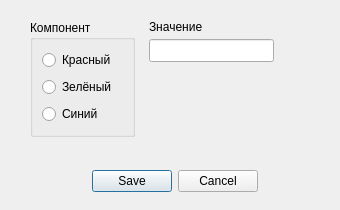
The window that labsC/cw2_V9/forms/changergbfilterform.ui (Jengle88/labs_etu) describes before a commit, drawn with Qt 5.
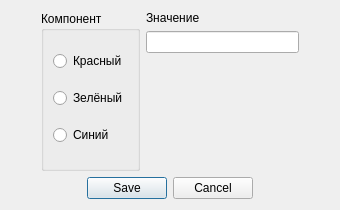
The same window after the commit.

Commit message: cw2: global refactoring, add layout, add comments

The edit to the form file:
```diff
--- a/labsC/cw2_V9/forms/changergbfilterform.ui
+++ b/labsC/cw2_V9/forms/changergbfilterform.ui
@@ -10,60 +10,32 @@
     <height>210</height>
    </rect>
   </property>
+  <property name="sizePolicy">
+   <sizepolicy hsizetype="Fixed" vsizetype="Fixed">
+    <horstretch>0</horstretch>
+    <verstretch>0</verstretch>
+   </sizepolicy>
+  </property>
   <property name="windowTitle">
    <string>Изменить RGB фильтр</string>
   </property>
-  <widget class="QDialogButtonBox" name="buttonBox">
-   <property name="geometry">
-    <rect>
-     <x>79</x>
-     <y>169</y>
-     <width>191</width>
-     <height>24</height>
-    </rect>
-   </property>
-   <property name="standardButtons">
-    <set>QDialogButtonBox::Cancel|QDialogButtonBox::Save</set>
-   </property>
-   <property name="centerButtons">
-    <bool>true</bool>
-   </property>
-  </widget>
-  <widget class="QLineEdit" name="newComponent">
-   <property name="geometry">
-    <rect>
-     <x>149</x>
-     <y>39</y>
-     <width>125</width>
-     <height>23</height>
-    </rect>
-   </property>
-   <property name="maxLength">
-    <number>3</number>
-   </property>
-  </widget>
-  <widget class="QLabel" name="label">
-   <property name="geometry">
-    <rect>
-     <x>149</x>
-     <y>19</y>
-     <width>61</width>
-     <height>16</height>
-    </rect>
-   </property>
-   <property name="text">
-    <string>Значение</string>
-   </property>
-  </widget>
+  <layout class="QVBoxLayout" name="verticalLayout_3">
+   <item>
+    <layout class="QFormLayout" name="formLayout">
+     <property name="sizeConstraint">
+      <enum>QLayout::SetFixedSize</enum>
+     </property>
+     <property name="formAlignment">
+      <set>Qt::AlignCenter</set>
+     </property>
+     <property name="leftMargin">
+      <number>30</number>
+     </property>
+     <property name="rightMargin">
+      <number>30</number>
+     </property>
+     <item row="0" column="0">
   <widget class="QGroupBox" name="component">
-   <property name="geometry">
-    <rect>
-     <x>30</x>
-     <y>20</y>
-     <width>105</width>
-     <height>117</height>
-    </rect>
-   </property>
    <property name="title">
     <string>Компонент</string>
    </property>
@@ -91,6 +63,51 @@
     </item>
    </layout>
   </widget>
+     </item>
+     <item row="0" column="1">
+      <layout class="QVBoxLayout" name="verticalLayout_2">
+       <item>
+        <widget class="QLabel" name="label">
+         <property name="text">
+          <string>Значение</string>
+         </property>
+        </widget>
+       </item>
+       <item>
+        <widget class="QLineEdit" name="newComponent">
+         <property name="maxLength">
+          <number>3</number>
+         </property>
+        </widget>
+       </item>
+       <item>
+        <spacer name="verticalSpacer">
+         <property name="orientation">
+          <enum>Qt::Vertical</enum>
+         </property>
+         <property name="sizeHint" stdset="0">
+          <size>
+           <width>20</width>
+           <height>40</height>
+          </size>
+         </property>
+        </spacer>
+       </item>
+      </layout>
+     </item>
+    </layout>
+   </item>
+   <item>
+    <widget class="QDialogButtonBox" name="buttonBox">
+     <property name="standardButtons">
+      <set>QDialogButtonBox::Cancel|QDialogButtonBox::Save</set>
+     </property>
+     <property name="centerButtons">
+      <bool>true</bool>
+     </property>
+    </widget>
+   </item>
+  </layout>
  </widget>
  <tabstops>
   <tabstop>newComponent</tabstop>
```
Lines whose indentation alone changed are shown as unchanged. The commit also changes 28 other files.
